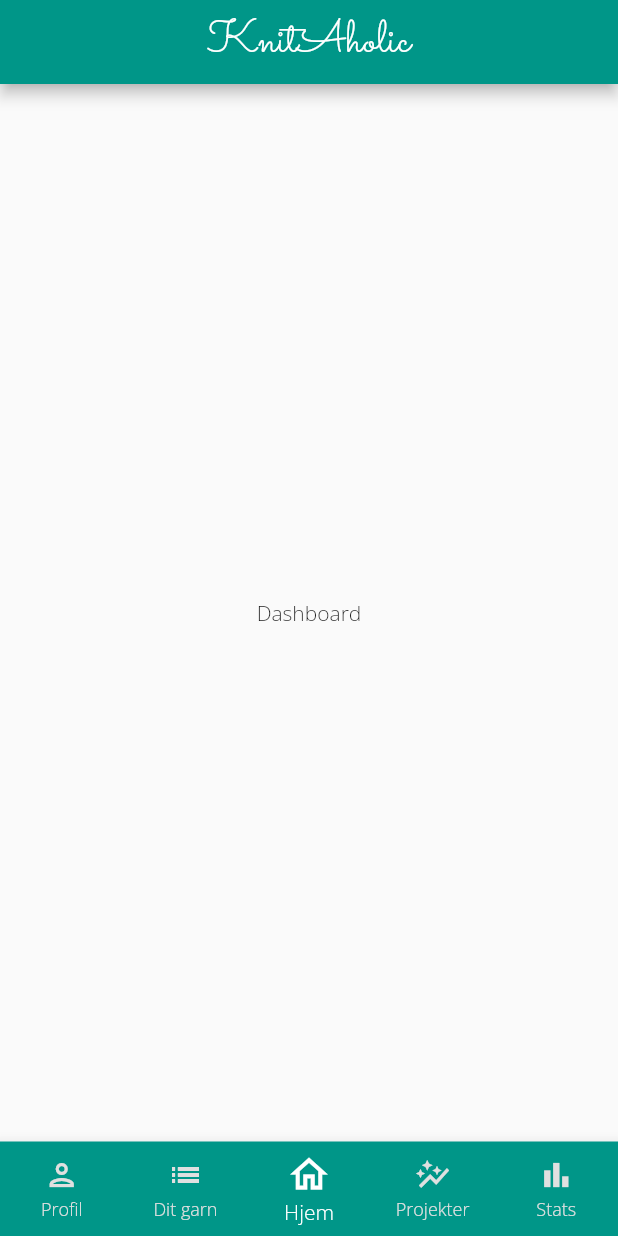
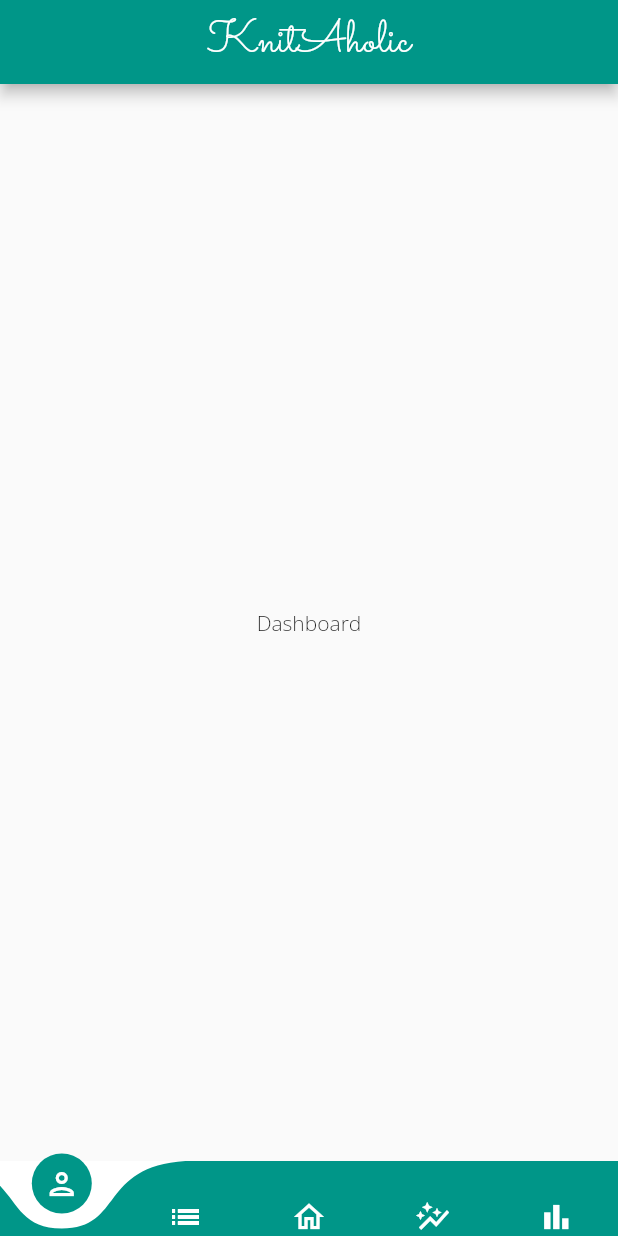
Before and after one commit to KDaniel-dev/knit_aholic_app, a Flutter app: the screen it shows after launch, on a phone screen of 412 x 824 dp. Run offline on Flutter 3.47's test engine with Material 2 defaults, Android fonts, the phone set to English and light mode, and no system bars; drawn by our look-alikes of curved_navigation_bar.

```diff
--- a/knit_aholic/lib/home.dart
+++ b/knit_aholic/lib/home.dart
@@ -1,3 +1,4 @@
+import 'package:curved_navigation_bar/curved_navigation_bar.dart';
 import 'package:flutter/material.dart';
 import 'dashboard.dart';
 import 'inventory.dart';
@@ -19,6 +20,14 @@ class HomeState extends State<Home> {
 
   @override
   Widget build(BuildContext context) {
+    const navBarItems = [
+      Icon(Icons.person_outlined, color: Colors.white),
+      Icon(Icons.list_outlined, color: Colors.white),
+      Icon(Icons.home_outlined, color: Colors.white),
+      Icon(Icons.auto_graph_outlined, color: Colors.white),
+      Icon(Icons.bar_chart_outlined, color: Colors.white),
+    ];
+
     return Scaffold(
       appBar: AppBar(
         title: const Text('KnitAholic',
@@ -26,30 +35,16 @@ class HomeState extends State<Home> {
         centerTitle: true,
       ),
       body: tabs[currentIndex],
-      bottomNavigationBar: BottomNavigationBar(
-        currentIndex: currentIndex,
-        type: BottomNavigationBarType.fixed,
-        selectedItemColor: Colors.white,
-        unselectedItemColor: Colors.grey[300],
-        selectedIconTheme: const IconThemeData(size: 30),
-        backgroundColor: Theme.of(context).colorScheme.primary,
-        items: const [
-          BottomNavigationBarItem(
-              icon: Icon(Icons.person_outlined), label: 'Profil'),
-          BottomNavigationBarItem(
-              icon: Icon(Icons.list_outlined), label: 'Dit garn'),
-          BottomNavigationBarItem(
-              icon: Icon(Icons.home_outlined), label: 'Hjem'),
-          BottomNavigationBarItem(
-              icon: Icon(Icons.auto_graph_outlined), label: 'Projekter'),
-          BottomNavigationBarItem(
-              icon: Icon(Icons.bar_chart_outlined), label: 'Stats')
-        ],
+      bottomNavigationBar: CurvedNavigationBar(
+        items: navBarItems,
         onTap: (index) {
-          setState(() {
-            currentIndex = index;
-          });
+          setState(() => currentIndex = index);
         },
+        height: 50.0,
+        color: Theme.of(context).colorScheme.primary,
+        backgroundColor: Colors.white,
+        buttonBackgroundColor: Theme.of(context).colorScheme.primary,
+        animationDuration: const Duration(milliseconds: 300),
       ),
     );
   }
--- a/knit_aholic/pubspec.yaml
+++ b/knit_aholic/pubspec.yaml
@@ -34,6 +34,7 @@ dependencies:
   # The following adds the Cupertino Icons font to your application.
   # Use with the CupertinoIcons class for iOS style icons.
   cupertino_icons: ^1.0.2
+  curved_navigation_bar: ^1.0.1
 
 dev_dependencies:
   flutter_test:
```
Also changed, not shown: knit_aholic/lib/profile.dart (+125 -1 lines).
